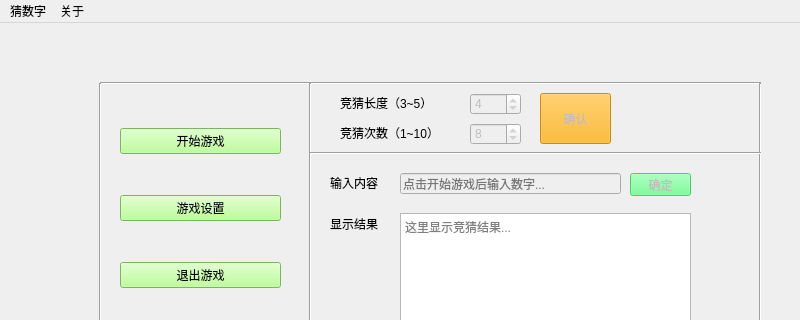
Above: productBox/GuessNumber/guessNumberWindow.ui from dumao99read/GoodGoodStudy before the change; both pictures show x 0 to 800 and y 0 to 320 of the 800 by 600 pixel window. Below: the same form after it.
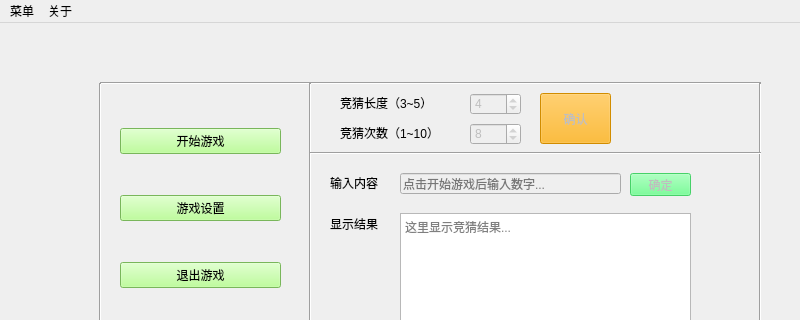
That is the form after the change.

```diff
--- a/productBox/GuessNumber/guessNumberWindow.ui
+++ b/productBox/GuessNumber/guessNumberWindow.ui
@@ -378,7 +378,7 @@
    </property>
    <widget class="QMenu" name="menu">
     <property name="title">
-     <string>猜数字</string>
+     <string>菜单</string>
     </property>
     <addaction name="action_start"/>
     <addaction name="action_exit"/>
```
Left out of the diff: 2 changed lines with no effect on the pictures.
